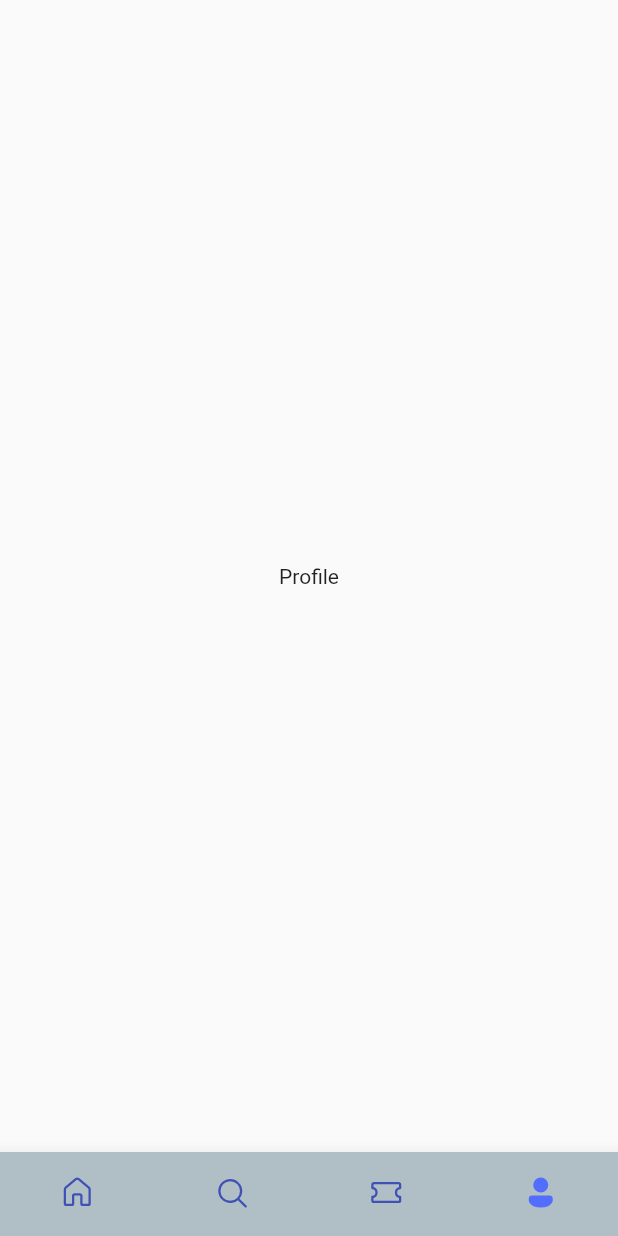
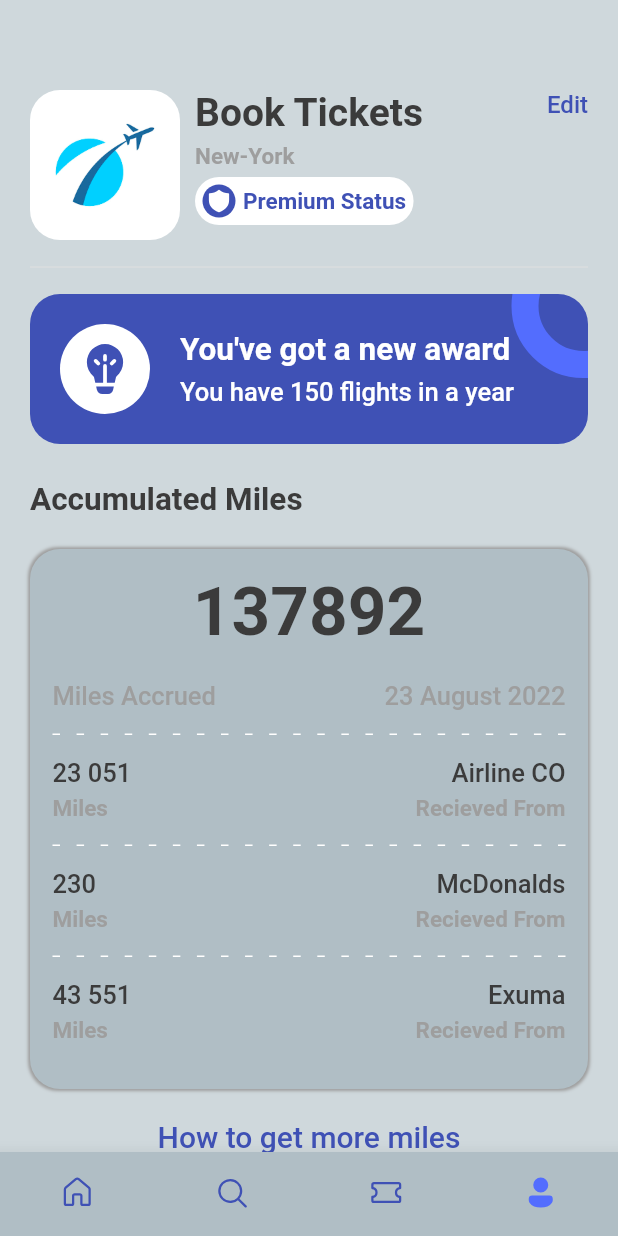
Before and after one commit to fabian-emmanuel/TicketBookerApp, a Flutter app: the screen it shows after launch, item 4 of the bottom bar chosen, on a phone screen of 412 x 824 dp. Run offline on Flutter 3.47's test engine with Material 2 defaults, Android fonts, the phone set to English and light mode, and no system bars; our stand-ins replace barcode_widget, fluentui_icons, gap, get; missing offline and left inert: dart:ffi.

Commit message:
add profile screen

```diff
--- a/lib/screens/bottom_bar.dart
+++ b/lib/screens/bottom_bar.dart
@@ -1,4 +1,5 @@
 import 'package:booktickets/screens/home_screen.dart';
+import 'package:booktickets/screens/profile_screen.dart';
 import 'package:booktickets/screens/search_screen.dart';
 import 'package:booktickets/screens/tickets_screen.dart';
 import 'package:booktickets/utils/app_styles.dart';
@@ -18,7 +19,7 @@ class _BottomBarState extends State<BottomBar> {
     const HomeScreen(),
     const SearchScreen(),
     const TicketScreen(),
-    const Text("Profile")
+    const ProfileScreen()
   ];
 
   int _selectedIndex = 0;
--- a/lib/screens/profile_screen.dart
+++ b/lib/screens/profile_screen.dart
@@ -0,0 +1,209 @@
+import 'package:booktickets/utils/app_layout.dart';
+import 'package:booktickets/utils/app_styles.dart';
+import 'package:booktickets/widgets/column_text_widget.dart';
+import 'package:booktickets/widgets/layout_divider_widget.dart';
+import 'package:fluentui_icons/fluentui_icons.dart';
+import 'package:flutter/material.dart';
+import 'package:gap/gap.dart';
+
+class ProfileScreen extends StatelessWidget {
+  const ProfileScreen({Key? key}) : super(key: key);
+
+  @override
+  Widget build(BuildContext context) {
+    return Scaffold(
+      backgroundColor: Styles.bgPri,
+      body: ListView(
+        padding: EdgeInsets.symmetric(
+            horizontal: AppLayout.getWidth(20),
+            vertical: AppLayout.getHeight(20)),
+        children: [
+          Gap(AppLayout.getWidth(40)),
+          Row(
+            crossAxisAlignment: CrossAxisAlignment.start,
+            children: [
+              Container(
+                height: AppLayout.getHeight(100),
+                width: AppLayout.getWidth(100),
+                decoration: BoxDecoration(
+                    borderRadius:
+                        BorderRadius.circular(AppLayout.getHeight(20)),
+                    image: const DecorationImage(
+                        image: AssetImage("assets/images/img_1.png"))),
+              ),
+              Gap(AppLayout.getHeight(10)),
+              Column(
+                crossAxisAlignment: CrossAxisAlignment.start,
+                children: [
+                  Text("Book Tickets", style: Styles.headLine1),
+                  Gap(AppLayout.getHeight(5)),
+                  Text("New-York", style: Styles.headLine4),
+                  Gap(AppLayout.getHeight(5)),
+                  Container(
+                    padding: const EdgeInsets.all(5),
+                    decoration: BoxDecoration(
+                        borderRadius:
+                            BorderRadius.circular(AppLayout.getHeight(100)),
+                        color: Styles.white),
+                    child: Row(
+                      children: [
+                        Container(
+                          padding: const EdgeInsets.all(2),
+                          decoration: BoxDecoration(
+                              shape: BoxShape.circle, color: Styles.secondary),
+                          child: Icon(
+                            FluentSystemIcons.ic_fluent_shield_filled,
+                            color: Styles.white,
+                            size: AppLayout.getHeight(18),
+                          ),
+                        ),
+                        Gap(AppLayout.getHeight(5)),
+                        Text("Premium Status",
+                            style: Styles.headLine4
+                                .copyWith(color: Styles.secondary))
+                      ],
+                    ),
+                  )
+                ],
+              ),
+              const Spacer(),
+              Column(
+                children: [
+                  InkWell(
+                      onTap: () => print("You are tapped"),
+                      child: Text("Edit", style: Styles.textLinkStyle))
+                ],
+              )
+            ],
+          ),
+          Gap(AppLayout.getWidth(10)),
+          Divider(color: Colors.grey.shade300),
+          Gap(AppLayout.getWidth(10)),
+          Stack(children: [
+            Container(
+              height: AppLayout.getHeight(100),
+              width: double.infinity,
+              padding: EdgeInsets.symmetric(
+                  vertical: AppLayout.getHeight(20),
+                  horizontal: AppLayout.getWidth(20)),
+              decoration: BoxDecoration(
+                  color: Styles.secondary,
+                  borderRadius: BorderRadius.all(
+                      Radius.circular(AppLayout.getHeight(20)))),
+            ),
+            Positioned(
+              right: -45,
+              top: -40,
+              child: Container(
+                padding: EdgeInsets.all(AppLayout.getHeight(30)),
+                decoration: BoxDecoration(
+                  shape: BoxShape.circle,
+                  border: Border.all(width: AppLayout.getWidth(18),color: Styles.primary),
+                ),
+              ),
+            ),
+            Container(
+              padding: EdgeInsets.symmetric(horizontal: AppLayout.getWidth(20), vertical: AppLayout.getHeight(20)),
+              child: Row(
+                // mainAxisAlignment: MainAxisAlignment.start,
+                crossAxisAlignment: CrossAxisAlignment.center,
+                children: [
+                  CircleAvatar(
+                    maxRadius: AppLayout.getHeight(30),
+                    backgroundColor: Styles.white,
+                    child: Icon(
+                      FluentSystemIcons.ic_fluent_lightbulb_filament_filled,
+                      color: Styles.secondary,
+                      size: AppLayout.getHeight(40),
+                    ),
+                  ),
+                  Gap(AppLayout.getWidth(20)),
+                  Column(
+                    crossAxisAlignment: CrossAxisAlignment.start,
+                    mainAxisAlignment: MainAxisAlignment.start,
+                    children: [
+                      Text(
+                        "You've got a new award",
+                        style: Styles.headLine2.copyWith(color: Styles.white),
+                      ),
+                      Gap(AppLayout.getWidth(5)),
+                      Text(
+                        "You have 150 flights in a year",
+                        style: Styles.headLine3.copyWith(color: Styles.white),
+                      ),
+                    ],
+                  )
+                ],
+              ),
+            ),
+          ]),
+          Gap(AppLayout.getWidth(25)),
+          Text("Accumulated Miles", style: Styles.headLine2),
+          Gap(AppLayout.getWidth(20)),
+          Container(
+            padding: EdgeInsets.symmetric(horizontal: AppLayout.getWidth(15), vertical: AppLayout.getHeight(15)),
+            decoration: BoxDecoration(
+              borderRadius: BorderRadius.circular(AppLayout.getHeight(20)),
+              color: Styles.bgSec,
+              boxShadow: [
+                BoxShadow(
+                  color: Styles.greyShade5,
+                  blurRadius: 1 ,
+                  spreadRadius: 1,
+                )
+              ]
+            ),
+            child: Column(
+              children: [
+                Text("137892", style: TextStyle(fontSize: 45, fontWeight: FontWeight.w600, color: Styles.textColor),),
+                Gap(AppLayout.getWidth(20)),
+                Row(
+                  mainAxisAlignment: MainAxisAlignment.spaceBetween,
+                  children: [
+                    Text("Miles Accrued", style: Styles.headLine3),
+                    Text("23 August 2022", style: Styles.headLine3)
+                  ],
+                ),
+                Gap(AppLayout.getWidth(15)),
+                const LayoutDivider(isColor: true, sections: 15, width: 5),
+                Gap(AppLayout.getWidth(15)),
+                Row(
+                  mainAxisAlignment: MainAxisAlignment.spaceBetween,
+                  children: const [
+                    ColumnTextWidget(firstText: "23 051", secondText: "Miles", yAlign: CrossAxisAlignment.start, isColor: false),
+                    ColumnTextWidget(firstText: "Airline CO", secondText: "Recieved From", yAlign: CrossAxisAlignment.end, isColor: false),
+                  ],
+                ),
+                Gap(AppLayout.getWidth(15)),
+                const LayoutDivider(isColor: true, sections: 15, width: 5),
+                Gap(AppLayout.getWidth(15)),
+                Row(
+                  mainAxisAlignment: MainAxisAlignment.spaceBetween,
+                  children: const [
+                    ColumnTextWidget(firstText: "230", secondText: "Miles", yAlign: CrossAxisAlignment.start, isColor: false),
+                    ColumnTextWidget(firstText: "McDonalds", secondText: "Recieved From", yAlign: CrossAxisAlignment.end, isColor: false),
+                  ],
+                ),
+                Gap(AppLayout.getWidth(15)),
+                const LayoutDivider(isColor: true, sections: 15, width: 5),
+                Gap(AppLayout.getWidth(15)),
+                Row(
+                  mainAxisAlignment: MainAxisAlignment.spaceBetween,
+                  children: const [
+                    ColumnTextWidget(firstText: "43 551", secondText: "Miles", yAlign: CrossAxisAlignment.start, isColor: false),
+                    ColumnTextWidget(firstText: "Exuma", secondText: "Recieved From", yAlign: CrossAxisAlignment.end, isColor: false),
+                  ],
+                ),
+                Gap(AppLayout.getWidth(15)),
+              ],
+            ),
+          ),
+          Gap(AppLayout.getWidth(20)),
+          Center(child: InkWell(
+            onTap: () => print("you tapped me!"),
+              child: Text("How to get more miles", style: Styles.textLinkStyle.copyWith(fontSize: 20)))),
+        ],
+      ),
+    );
+  }
+}
```
